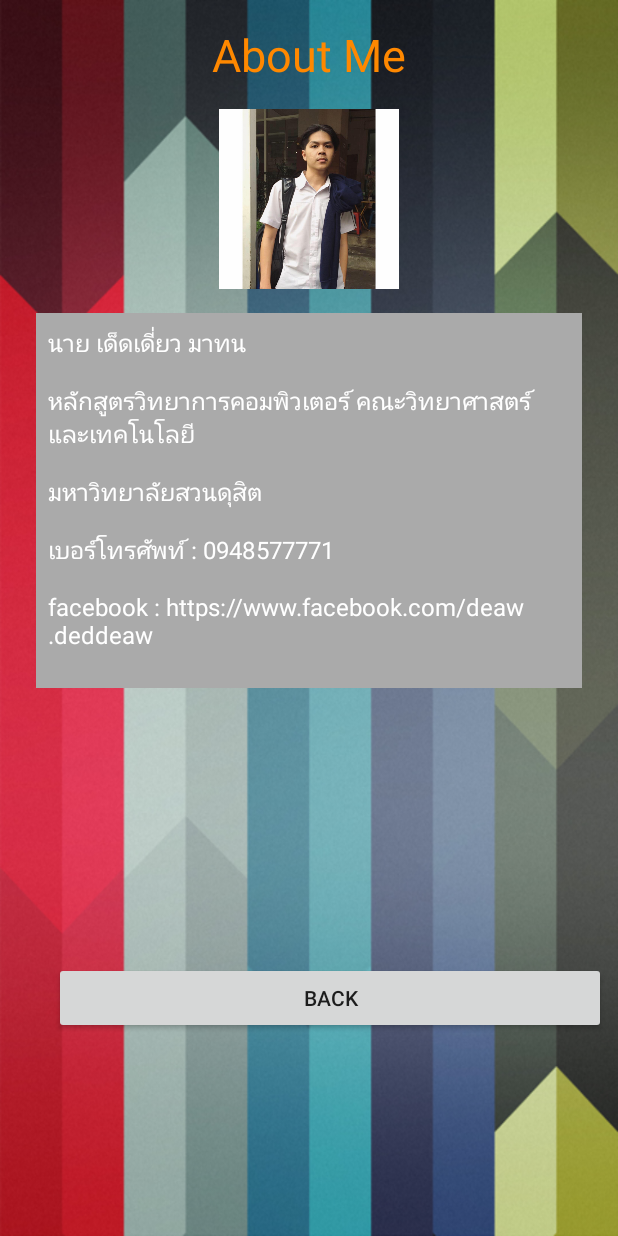
After one commit to Deddeaw/TrafficSignApp-master2, an Android app: the AboutMeActivity screen opened directly, with no data from a screen before it, on a phone screen of 412 x 824 dp. The commit adds this screen. Run offline under Robolectric (Android 15) with nearby library versions, the phone set to English and light mode, and no system bars.

Commit message:
UI compete

```diff
--- a/app/src/main/AndroidManifest.xml
+++ b/app/src/main/AndroidManifest.xml
@@ -1,6 +1,11 @@
 <?xml version="1.0" encoding="utf-8"?>
 <manifest xmlns:android="http://schemas.android.com/apk/res/android"
     package="sdu.cs58.pichsinee.trafficesignapp">
+
+    <uses-permission android:name="android.permission.ACCESS_COARSE_LOCATION" />
+    <uses-permission android:name="android.permission.ACCESS_FINE_LOCATION" />
+    <uses-permission android:name="android.permission.INTERNET" />
+    <uses-permission android:name="android.permission.CALL_PHONE" />
 
     <application
         android:allowBackup="true"
@@ -16,7 +21,8 @@
                 <category android:name="android.intent.category.LAUNCHER" />
             </intent-filter>
         </activity>
-        <activity android:name=".DetailActivity"></activity>
+        <activity android:name=".DetailActivity" />
+        <activity android:name=".AboutMeActivity"></activity>
     </application>
 
 </manifest>
--- /dev/null
+++ b/app/src/main/java/sdu/cs58/pichsinee/trafficesignapp/AboutMeActivity.java
@@ -0,0 +1,56 @@
+package sdu.cs58.pichsinee.trafficesignapp;
+
+import android.content.Intent;
+import android.media.MediaPlayer;
+import android.net.Uri;
+import android.support.v7.app.AppCompatActivity;
+import android.os.Bundle;
+import android.view.View;
+
+public class AboutMeActivity extends AppCompatActivity {
+
+    MediaPlayer mediaPlayer;
+    @Override
+    protected void onCreate(Bundle savedInstanceState) {
+        super.onCreate(savedInstanceState);
+        setContentView(R.layout.activity_about_me);
+
+    }//end AboutMeActivity
+
+    public void clickBack(View view) {
+        finish();
+    }//end clickBack method
+
+    public void PlaySound(View view) {
+        if (mediaPlayer != null){//ตรวจสอบว่า obj. mediaPlayer เล่นอยู่หรือเปล่า
+            mediaPlayer.stop();// ถ้ามีให้หยุดเล่น
+            mediaPlayer.release();//คืน resource ที่ mediaplayer
+        }
+        mediaPlayer = MediaPlayer.create(getApplicationContext(),R.raw.sound);
+        mediaPlayer.start();
+    }//end PlaySound method
+
+    public void clickFacebook(View view) {
+        Intent fbIntent = new Intent(Intent.ACTION_VIEW);
+        fbIntent.setData(Uri.parse("https://www.facebook.com/deaw.deddeaw"));
+        startActivity(fbIntent);
+    }//end clickFacebook method
+
+    public void clickMobile(View view) {
+        Intent mobileIntent = new Intent(Intent.ACTION_DIAL);
+        mobileIntent.setData(Uri.parse("tel:0948577771"));
+        startActivity(mobileIntent);
+    }//end clickMobile method
+
+    public void clickMap(View view) {
+        String lat = "13.776056";
+        String lng = "100.510698";
+        String label = "มหาวิทยาลัยสวนดุสิต";
+
+        Uri location = Uri.parse("http://maps.google.com/maps?z=10&q=loc:" + lat + "," + lng + "(" + label + ")");
+
+        Intent mapIntent = new Intent(Intent.ACTION_VIEW, location);
+        //mapIntent.setPackage("com.google.android,apps,maps");//กำหนดว่าให้เข้า Package ที่เรากำหนด ; ถ้าใช้เทสบนจินนี่โมชั่นไมไ่ด้
+        startActivity(mapIntent);
+    }//end clickmap method
+}//end Class
--- a/app/src/main/java/sdu/cs58/pichsinee/trafficesignapp/MainActivity.java
+++ b/app/src/main/java/sdu/cs58/pichsinee/trafficesignapp/MainActivity.java
@@ -47,10 +47,15 @@ public class MainActivity extends AppCompatActivity {
 
     }//end onCreate Method
 
-    public  void  clickLink(View view){
+    public  void  clickLink(View view){//เชื่อมโยงลิ้งค์
         Intent linkIntent = new Intent(Intent.ACTION_VIEW);
         linkIntent.setData(Uri.parse("https://www.dlt.go.th/th/"));
         startActivity(linkIntent);
     }//end clickLink method
 
+    public void clickAboutMe(View view) {
+        Intent aboutmeIntent = new Intent(MainActivity.this,AboutMeActivity.class);
+        startActivity(aboutmeIntent);
+
+    }//end clickAboutMe method
 }//end Class
--- /dev/null
+++ b/app/src/main/res/layout/activity_about_me.xml
@@ -0,0 +1,129 @@
+<?xml version="1.0" encoding="utf-8"?>
+<android.support.constraint.ConstraintLayout xmlns:android="http://schemas.android.com/apk/res/android"
+    xmlns:app="http://schemas.android.com/apk/res-auto"
+    xmlns:tools="http://schemas.android.com/tools"
+    android:layout_width="match_parent"
+    android:layout_height="match_parent"
+    android:background="@drawable/wallpapers_a_01"
+    tools:context=".AboutMeActivity">
+
+    <ImageView
+        android:id="@+id/imvMyPic"
+        android:layout_width="@dimen/my_logo"
+        android:layout_height="@dimen/my_logo"
+        android:layout_marginEnd="8dp"
+        android:layout_marginLeft="8dp"
+        android:layout_marginRight="8dp"
+        android:layout_marginStart="8dp"
+        android:layout_marginTop="16dp"
+        android:onClick="PlaySound"
+        app:layout_constraintEnd_toEndOf="parent"
+        app:layout_constraintStart_toStartOf="parent"
+        app:layout_constraintTop_toBottomOf="@+id/textView3"
+        app:srcCompat="@drawable/picture" />
+
+    <TextView
+        android:id="@+id/textView3"
+        android:layout_width="wrap_content"
+        android:layout_height="wrap_content"
+        android:layout_marginEnd="8dp"
+        android:layout_marginLeft="8dp"
+        android:layout_marginRight="8dp"
+        android:layout_marginStart="8dp"
+        android:layout_marginTop="16dp"
+        android:text="About Me"
+        android:textColor="@android:color/holo_orange_dark"
+        android:textSize="@dimen/h1"
+        app:layout_constraintEnd_toEndOf="parent"
+        app:layout_constraintStart_toStartOf="parent"
+        app:layout_constraintTop_toTopOf="parent" />
+
+    <ScrollView
+        android:id="@+id/scrollView3"
+        android:layout_width="0dp"
+        android:layout_height="250dp"
+        android:layout_marginEnd="24dp"
+        android:layout_marginLeft="24dp"
+        android:layout_marginRight="24dp"
+        android:layout_marginStart="24dp"
+        android:layout_marginTop="16dp"
+        android:background="@android:color/darker_gray"
+        app:layout_constraintEnd_toEndOf="parent"
+        app:layout_constraintStart_toStartOf="parent"
+        app:layout_constraintTop_toBottomOf="@+id/imvMyPic">
+
+        <LinearLayout
+            android:layout_width="match_parent"
+            android:layout_height="wrap_content"
+            android:orientation="vertical">
+
+            <TextView
+                android:id="@+id/txvName"
+                android:layout_width="match_parent"
+                android:layout_height="wrap_content"
+                android:layout_margin="8dp"
+                android:text="@string/my_name"
+                android:textColor="@android:color/background_light"
+                android:textSize="@dimen/h2" />
+
+            <TextView
+                android:id="@+id/txvMajor"
+                android:layout_width="match_parent"
+                android:layout_height="wrap_content"
+                android:layout_margin="8dp"
+                android:text="@string/my_major"
+                android:textColor="@android:color/background_light"
+                android:textSize="@dimen/h2" />
+
+            <TextView
+                android:id="@+id/txvUniversity"
+                android:layout_width="match_parent"
+                android:layout_height="wrap_content"
+                android:layout_margin="8dp"
+                android:onClick="clickMap"
+                android:text="@string/my_university"
+                android:textColor="@android:color/background_light"
+                android:textSize="@dimen/h2" />
+
+            <TextView
+                android:id="@+id/txvMobile"
+                android:layout_width="match_parent"
+                android:layout_height="wrap_content"
+                android:layout_margin="8dp"
+                android:onClick="clickMobile"
+                android:text="@string/my_mobile"
+                android:textColor="@android:color/background_light"
+                android:textSize="@dimen/h2" />
+
+            <TextView
+                android:id="@+id/txvFacebook"
+                android:layout_width="match_parent"
+                android:layout_height="wrap_content"
+                android:layout_margin="8dp"
+                android:onClick="clickFacebook"
+                android:text="@string/my_facrbook"
+                android:textColor="@android:color/background_light"
+                android:textSize="@dimen/h2" />
+        </LinearLayout>
+    </ScrollView>
+
+    <Button
+        android:id="@+id/button"
+        android:layout_width="368dp"
+        android:layout_height="wrap_content"
+        android:layout_marginBottom="8dp"
+        android:layout_marginEnd="8dp"
+        android:layout_marginLeft="8dp"
+        android:layout_marginRight="8dp"
+        android:layout_marginStart="8dp"
+        android:layout_marginTop="8dp"
+        android:onClick="clickBack"
+        android:text="BACK"
+        app:layout_constraintBottom_toBottomOf="parent"
+        app:layout_constraintEnd_toEndOf="parent"
+        app:layout_constraintHorizontal_bias="1.0"
+        app:layout_constraintStart_toStartOf="parent"
+        app:layout_constraintTop_toBottomOf="@+id/scrollView3"
+        app:layout_constraintVertical_bias="0.58000004" />
+
+</android.support.constraint.ConstraintLayout>
--- a/app/src/main/res/layout/activity_main.xml
+++ b/app/src/main/res/layout/activity_main.xml
@@ -20,7 +20,8 @@
         app:layout_constraintHorizontal_bias="0.5"
         app:layout_constraintStart_toStartOf="parent"
         app:layout_constraintTop_toBottomOf="@+id/listView"
-        app:layout_constraintVertical_bias="1.0" />
+        app:layout_constraintVertical_bias="1.0"
+        android:layout_marginLeft="8dp" />
 
     <Button
         android:id="@+id/btnAboutMe"
@@ -28,6 +29,7 @@
         android:layout_height="wrap_content"
         android:layout_marginEnd="8dp"
         android:layout_marginStart="8dp"
+        android:onClick="clickAboutMe"
         android:text="AboutMe"
         app:layout_constraintBottom_toBottomOf="@+id/btnMoreInfo"
         app:layout_constraintEnd_toEndOf="parent"
--- a/app/src/main/res/values/strings.xml
+++ b/app/src/main/res/values/strings.xml
@@ -1,3 +1,8 @@
 <resources>
     <string name="app_name">ป้ายจราจรน่ารู้</string>
+    <string name="my_name">นาย เด็ดเดี่ยว มาทน</string>
+    <string name="my_major">หลักสูตรวิทยาการคอมพิวเตอร์ คณะวิทยาศาสตร์และเทคโนโลยี</string>
+    <string name="my_university">มหาวิทยาลัยสวนดุสิต</string>
+    <string name="my_mobile">เบอร์โทรศัพท์ : 0948577771</string>
+    <string name="my_facrbook">facebook : https://www.facebook.com/deaw.deddeaw</string>
 </resources>
```
Also changed, not shown: app/src/main/res/drawable/picture.png (added), 1 other file.
